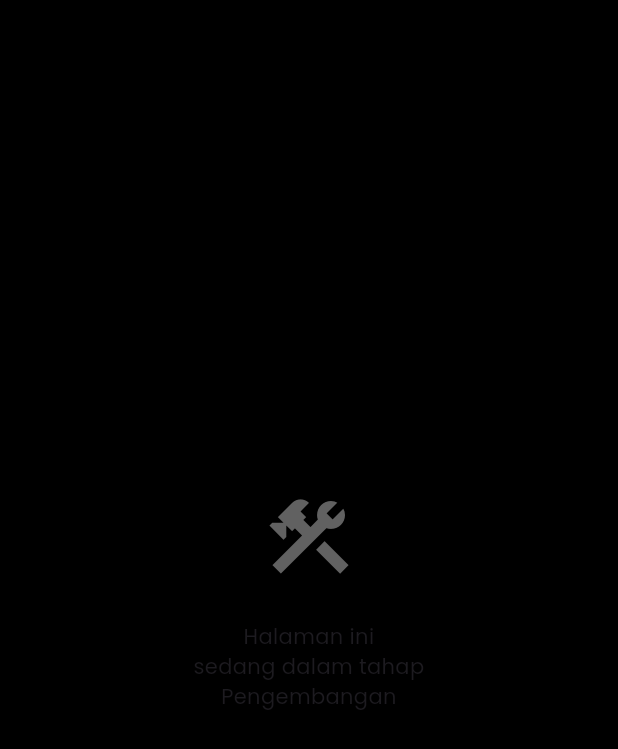
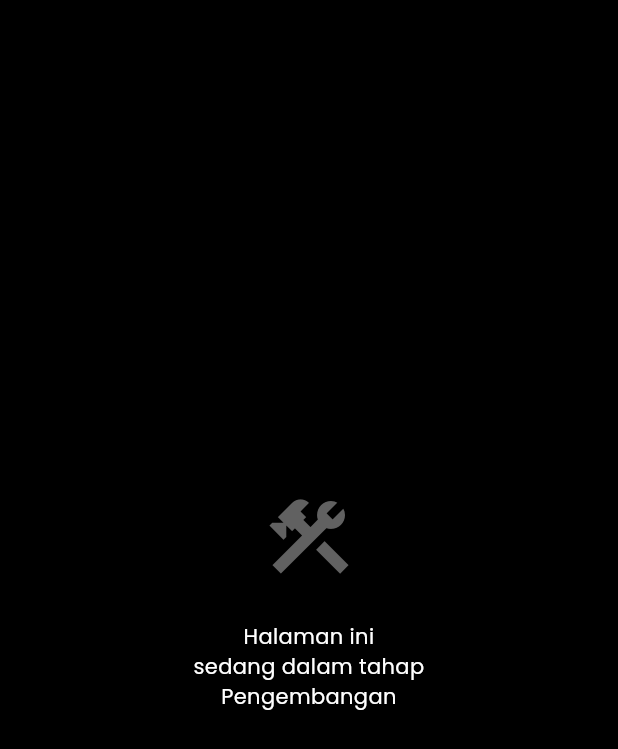
Before and after one commit to rahmat3nanda/MoMovie-Flutter, a Flutter app: the screen it shows after launch, on a phone screen of 412 x 824 dp. Shown: the top 749 px of the screen. Run offline on Flutter 3.47's test engine with Material 3 defaults, Android fonts, the phone set to English and light mode, and no system bars; our stand-ins replace dio, equatable, flutter_bloc, flutter_svg, fluttertoast, google_fonts and 2 more; statements that could not run were skipped.

Commit message:
update style

```diff
--- a/lib/common/styles/theme.dart
+++ b/lib/common/styles/theme.dart
@@ -50,7 +50,10 @@ class AppTheme {
           secondary: AppColor.secondary,
         ),
         textTheme: GoogleFonts.poppinsTextTheme(
-          Theme.of(context).textTheme,
+          Theme.of(context).textTheme.apply(
+                bodyColor: Colors.white,
+                displayColor: Colors.white,
+              ),
         ),
         inputDecorationTheme: InputDecorationTheme(
           contentPadding: const EdgeInsets.symmetric(horizontal: 24.0),
--- a/lib/page/dev_page.dart
+++ b/lib/page/dev_page.dart
@@ -35,8 +35,10 @@ class _DevPageState extends State<DevPage> {
             ),
             const Padding(
               padding: EdgeInsets.all(24.0),
-              child: Text("Halaman ini\nsedang dalam tahap\nPengembangan",
-                  textAlign: TextAlign.center),
+              child: Text(
+                "Halaman ini\nsedang dalam tahap\nPengembangan",
+                textAlign: TextAlign.center,
+              ),
             ),
           ],
         ),
--- a/lib/page/splash_page.dart
+++ b/lib/page/splash_page.dart
@@ -48,6 +48,7 @@ class _SplashPageState extends State<SplashPage>
 
   void _setup() async {
     await _controller.forward();
+    await Future.delayed(const Duration(seconds: 1));
     _helper.moveToPage(_model.context!, page: const DevPage());
   }
 
@@ -71,7 +72,6 @@ class _SplashPageState extends State<SplashPage>
             const Text(
               "MoMovie",
               style: TextStyle(
-                color: Colors.white,
                 fontSize: 32,
                 fontWeight: FontWeight.w700,
               ),
```
